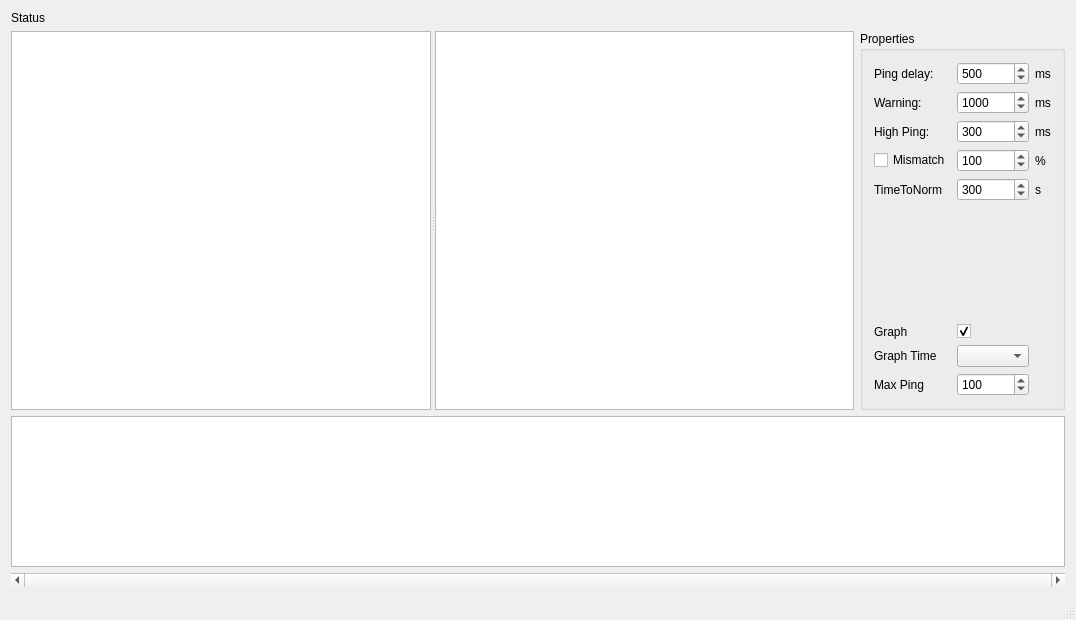
UrbanCee/ConnectionLogger, file mainwindow.ui: the form before one commit.
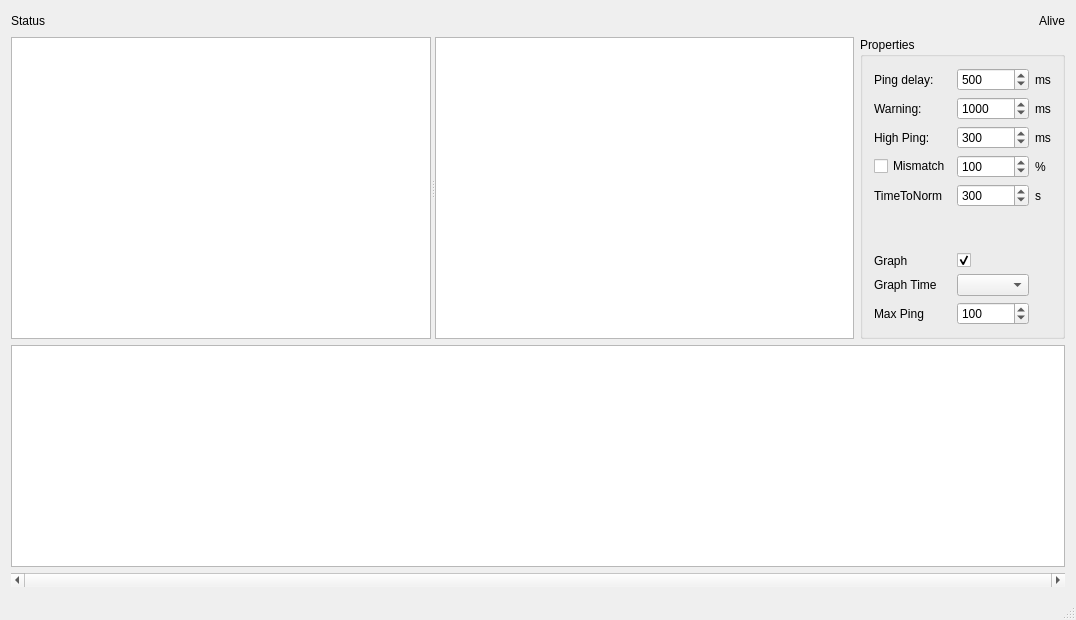
The form after the commit. Custom widgets are drawn as their Qt base class.

Commit message: alive Marker

```diff
--- a/mainwindow.ui
+++ b/mainwindow.ui
@@ -14,13 +14,37 @@
    <string>MainWindow</string>
   </property>
   <widget class="QWidget" name="centralWidget">
-   <layout class="QVBoxLayout" name="verticalLayout" stretch="0,5,2,0">
+   <layout class="QVBoxLayout" name="verticalLayout">
+    <item>
+     <layout class="QHBoxLayout" name="horizontalLayout_3">
     <item>
      <widget class="QLabel" name="labelStatus">
       <property name="text">
        <string>Status</string>
       </property>
      </widget>
+      </item>
+      <item>
+       <spacer name="horizontalSpacer">
+        <property name="orientation">
+         <enum>Qt::Horizontal</enum>
+        </property>
+        <property name="sizeHint" stdset="0">
+         <size>
+          <width>40</width>
+          <height>20</height>
+         </size>
+        </property>
+       </spacer>
+      </item>
+      <item>
+       <widget class="QLabel" name="labelPingAliveMarker">
+        <property name="text">
+         <string>Alive</string>
+        </property>
+       </widget>
+      </item>
+     </layout>
     </item>
     <item>
      <layout class="QHBoxLayout" name="horizontalLayout">
```
Lines whose indentation alone changed are shown as unchanged. The commit also changes 2 other files.
